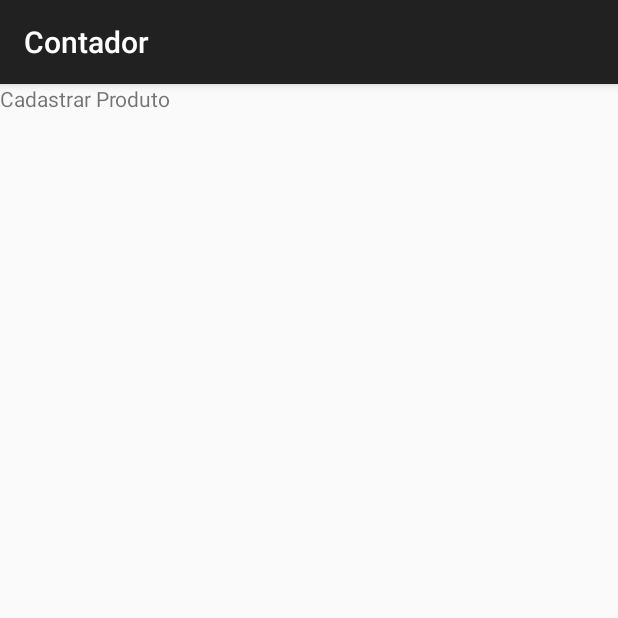
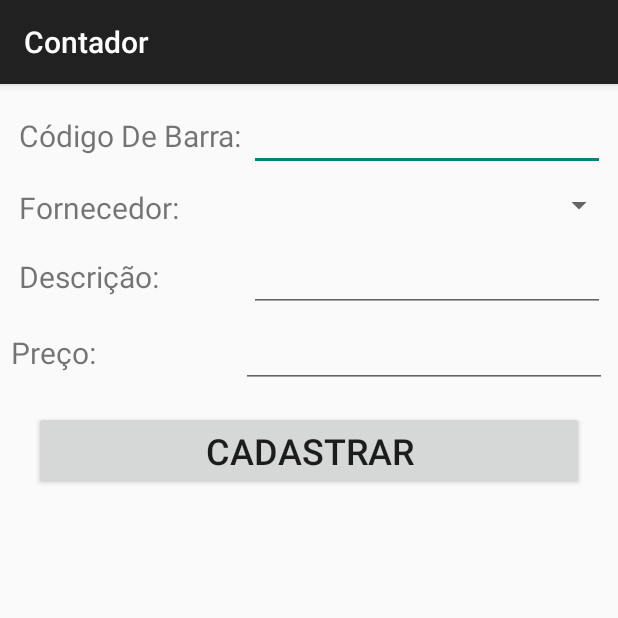
Before and after one commit to jfpsb/Contador, an Android app: the fragment CadastrarProduto shown on its own in the app's theme, on a phone screen of 412 x 824 dp, the top half of it. Run offline under Robolectric (Android 15) with nearby library versions, the phone set to English and light mode, and no system bars.

Commit message:
Campos de formulários de cadastro

```diff
--- a/app/src/main/res/layout/fragment_cadastrar_produto.xml
+++ b/app/src/main/res/layout/fragment_cadastrar_produto.xml
@@ -4,10 +4,30 @@
     android:layout_height="match_parent"
     tools:context="com.vandamodaintima.jfpsb.contador.tela.manager.CadastrarProduto">
 
-    <!-- TODO: Update blank fragment layout -->
-    <TextView
+    <TableLayout
         android:layout_width="match_parent"
         android:layout_height="match_parent"
-        android:text="Cadastrar Produto" />
+        android:stretchColumns="1"
+        android:layout_margin="7dip">
+        <TableRow android:layout_margin="5dip" >
+            <TextView
+                android:text="Código De Barra: "
+                android:textSize="20dp"/>
+            <EditText android:id="@+id/txtCodBarra" />
+        </TableRow>
+        <TableRow android:layout_margin="5dip">
+            <TextView android:text="Fornecedor: " android:textSize="20dp" />
+            <Spinner android:id="@+id/spinnerFornecedores" />
+        </TableRow>
+        <TableRow android:layout_margin="5dip">
+            <TextView android:text="Descrição: " android:textSize="20dp"/>
+            <EditText android:id="@+id/txtDescricao"/>
+        </TableRow>
+        <TableRow>
+            <TextView android:text="Preço: " android:textSize="20dp" />
+            <EditText android:id="@+id/txtPreco" android:inputType="number" />
+        </TableRow>
+        <Button android:id="@+id/btnCadastrar" android:text="Cadastrar" android:textSize="24dp" android:layout_margin="15dip" />
+    </TableLayout>
 
 </FrameLayout>
```
Also changed, not shown: app/src/main/res/layout/fragment_cadastrar_fornecedor.xml (+12 -4 lines), app/src/main/res/layout/fragment_cadastrar_loja.xml (+8 -4 lines).
